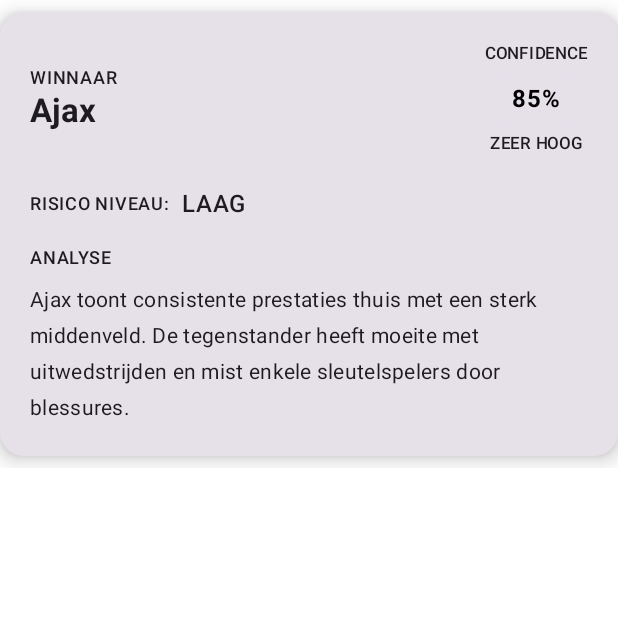
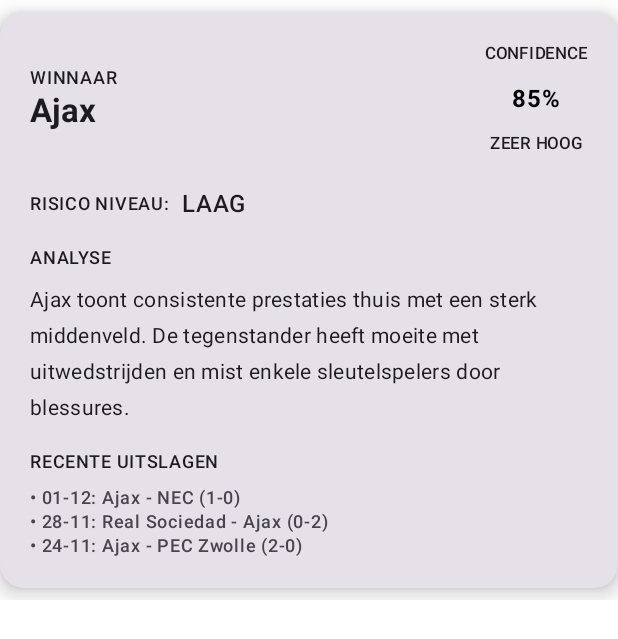
Before and after one commit to Farmeobaasje/MatchMind, an Android app built with Jetpack Compose: the @Preview function PredictionCardHighConfidencePreview, on a phone screen of 412 x 824 dp. Shown: the top 639 px of the screen. Run offline under Robolectric (Android 15) with nearby library versions, the phone set to English and light mode, and no system bars; missing, so only their content is drawn: MatchMindAITheme; 10 statements that could not run were skipped.

Commit message:
Implement verifiable predictions feature with recent match results

```diff
--- a/app/src/main/java/com/Lyno/matchmindai/data/dto/DeepSeekResponse.kt
+++ b/app/src/main/java/com/Lyno/matchmindai/data/dto/DeepSeekResponse.kt
@@ -50,7 +50,8 @@ data class MatchPredictionResponse(
     @SerialName("confidence_score") val confidenceScore: Int,
     @SerialName("risk_level") val riskLevel: RiskLevel,
     @SerialName("reasoning") val reasoning: String,
-    @SerialName("key_factor") val keyFactor: String
+    @SerialName("key_factor") val keyFactor: String,
+    @SerialName("recent_matches") val recentMatches: List<String> = emptyList()
 ) {
     @Serializable
     enum class RiskLevel {
--- a/app/src/main/java/com/Lyno/matchmindai/data/remote/scraper/WebScraper.kt
+++ b/app/src/main/java/com/Lyno/matchmindai/data/remote/scraper/WebScraper.kt
@@ -26,9 +26,9 @@ class WebScraper {
     suspend fun scrapeMatchContext(homeTeam: String, awayTeam: String): String {
         return withContext(Dispatchers.IO) {
             try {
-                // Build search query for match prediction context
-                val query = "$homeTeam vs $awayTeam prediction injuries stats"
-                val url = "https://html.duckduckgo.com/html/?q=${query.replace(" ", "+")}"
+            // Build search query for match prediction context with focus on recent results
+            val query = "$homeTeam vs $awayTeam last matches results scores"
+            val url = "https://html.duckduckgo.com/html/?q=${query.replace(" ", "+")}"
 
                 Log.d("WebScraper", "Scraping match context from: $url")
 
--- a/app/src/main/java/com/Lyno/matchmindai/domain/model/MatchPrediction.kt
+++ b/app/src/main/java/com/Lyno/matchmindai/domain/model/MatchPrediction.kt
@@ -11,7 +11,8 @@ data class MatchPrediction(
     val confidenceScore: Int, // 0-100
     val riskLevel: RiskLevel,
     val reasoning: String,
-    val keyFactor: String
+    val keyFactor: String,
+    val recentMatches: List<String> = emptyList()
 ) {
     enum class RiskLevel {
         LOW, MEDIUM, HIGH
@@ -53,7 +54,8 @@ data class MatchPrediction(
             confidenceScore = 0,
             riskLevel = RiskLevel.HIGH,
             reasoning = "Kon geen voorspelling maken.",
-            keyFactor = "Onbekend"
+            keyFactor = "Onbekend",
+            recentMatches = emptyList()
         )
     }
 }
--- a/app/src/main/java/com/Lyno/matchmindai/presentation/components/PredictionCard.kt
+++ b/app/src/main/java/com/Lyno/matchmindai/presentation/components/PredictionCard.kt
@@ -38,6 +38,7 @@ fun PredictionCard(
     confidenceScore: Int,
     riskLevel: com.Lyno.matchmindai.domain.model.MatchPrediction.RiskLevel,
     reasoning: String,
+    recentMatches: List<String> = emptyList(),
     modifier: Modifier = Modifier,
     animate: Boolean = true
 ) {
@@ -160,6 +161,29 @@ fun PredictionCard(
                     lineHeight = MaterialTheme.typography.bodyMedium.lineHeight * 1.2
                 )
             }
+
+            // Recent Matches (only if not empty)
+            if (recentMatches.isNotEmpty()) {
+                Spacer(modifier = Modifier.height(16.dp))
+                Column {
+                    Text(
+                        text = "RECENTE UITSLAGEN",
+                        style = MaterialTheme.typography.labelMedium,
+                        color = TextMedium
+                    )
+                    Spacer(modifier = Modifier.height(8.dp))
+                    Column {
+                        recentMatches.forEach { match ->
+                            Text(
+                                text = "• $match",
+                                style = MaterialTheme.typography.labelMedium,
+                                color = MaterialTheme.colorScheme.onSurfaceVariant,
+                                fontFamily = MaterialTheme.typography.labelMedium.fontFamily
+                            )
+                        }
+                    }
+                }
+            }
         }
     }
 }
@@ -172,7 +196,12 @@ fun PredictionCardHighConfidencePreview() {
             winner = "Ajax",
             confidenceScore = 85,
             riskLevel = com.Lyno.matchmindai.domain.model.MatchPrediction.RiskLevel.LOW,
-            reasoning = "Ajax toont consistente prestaties thuis met een sterk middenveld. De tegenstander heeft moeite met uitwedstrijden en mist enkele sleutelspelers door blessures."
+            reasoning = "Ajax toont consistente prestaties thuis met een sterk middenveld. De tegenstander heeft moeite met uitwedstrijden en mist enkele sleutelspelers door blessures.",
+            recentMatches = listOf(
+                "01-12: Ajax - NEC (1-0)",
+                "28-11: Real Sociedad - Ajax (0-2)",
+                "24-11: Ajax - PEC Zwolle (2-0)"
+            )
         )
     }
 }
@@ -185,7 +214,12 @@ fun PredictionCardMediumConfidencePreview() {
             winner = "Feyenoord",
             confidenceScore = 72,
             riskLevel = com.Lyno.matchmindai.domain.model.MatchPrediction.RiskLevel.MEDIUM,
-            reasoning = "Feyenoord heeft thuisvoordeel maar de tegenstander komt met een versterkte defensie. De uitkomst hangt af van vroege doelpunten."
+            reasoning = "Feyenoord heeft thuisvoordeel maar de tegenstander komt met een versterkte defensie. De uitkomst hangt af van vroege doelpunten.",
+            recentMatches = listOf(
+                "03-12: Feyenoord - AZ (2-1)",
+                "30-11: Feyenoord - PSV (1-1)",
+                "26-11: FC Twente - Feyenoord (0-2)"
+            )
         )
     }
 }
@@ -198,7 +232,8 @@ fun PredictionCardLowConfidencePreview() {
             winner = "PSV",
             confidenceScore = 45,
             riskLevel = com.Lyno.matchmindai.domain.model.MatchPrediction.RiskLevel.HIGH,
-            reasoning = "Beide teams zijn in goede vorm. PSV heeft een licht voordeel door recente overwinningen, maar statistieken wijzen op een gelijkspel."
+            reasoning = "Beide teams zijn in goede vorm. PSV heeft een licht voordeel door recente overwinningen, maar statistieken wijzen op een gelijkspel.",
+            recentMatches = emptyList()
         )
     }
 }
--- a/app/src/main/java/com/Lyno/matchmindai/presentation/screens/MatchScreen.kt
+++ b/app/src/main/java/com/Lyno/matchmindai/presentation/screens/MatchScreen.kt
@@ -157,6 +157,7 @@ fun MatchScreen(
                     confidenceScore = uiState.prediction.confidenceScore,
                     riskLevel = uiState.prediction.riskLevel,
                     reasoning = uiState.prediction.reasoning,
+                    recentMatches = uiState.prediction.recentMatches,
                     modifier = Modifier.fillMaxWidth(),
                     animate = false
                 )
```
Also changed, not shown: app/src/main/java/com/Lyno/matchmindai/data/repository/MatchRepositoryImpl.kt (+10 -2 lines), 1 other file.
